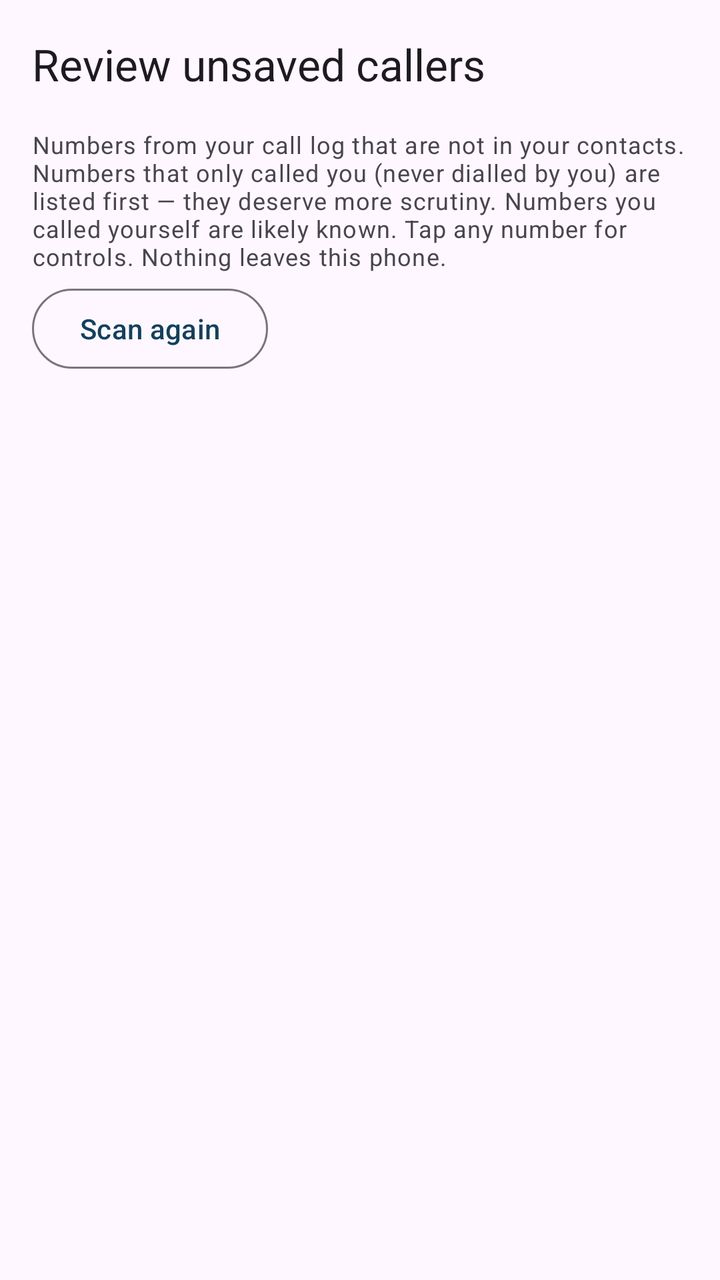
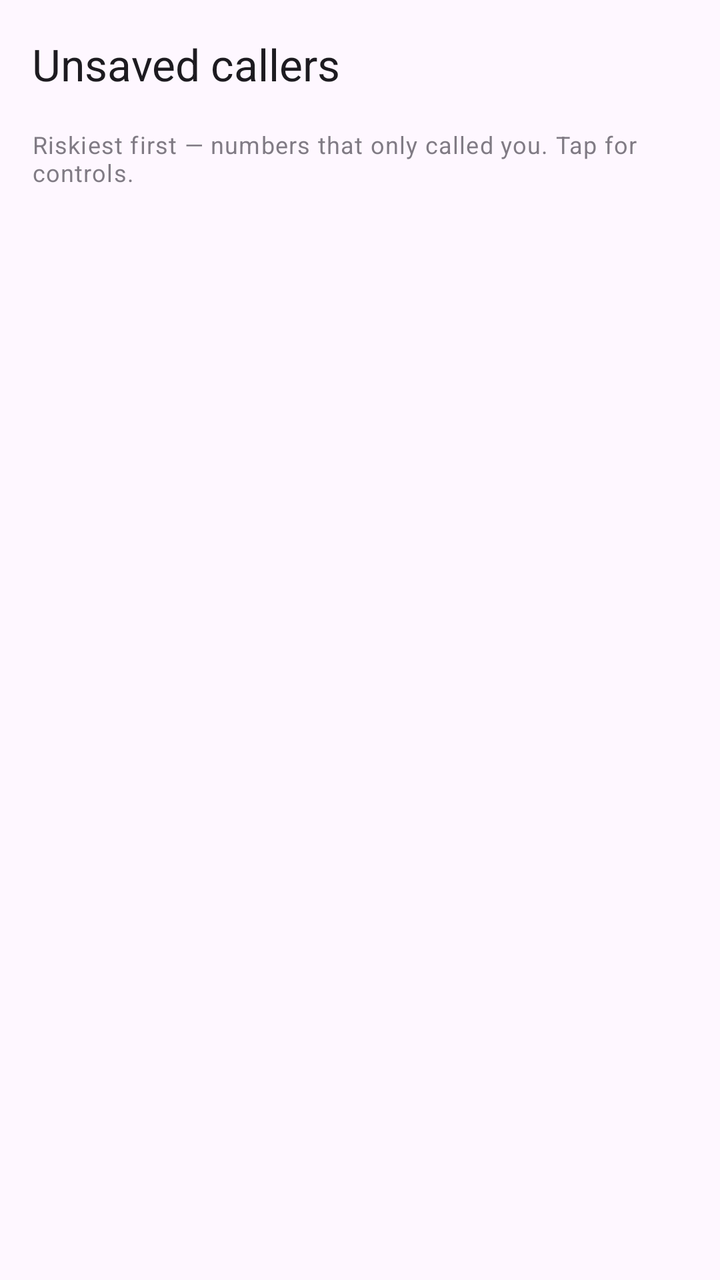

Two renders of the same Android screen: before a commit and after it. Below are the layout's source before the change and the commit's diff.
<!-- AndroidManifest.xml: application theme Theme.CallSentry -->
<!-- res/layout/activity_call_log.xml -->
<?xml version="1.0" encoding="utf-8"?>
<LinearLayout xmlns:android="http://schemas.android.com/apk/res/android"
    xmlns:app="http://schemas.android.com/apk/res-auto"
    android:layout_width="match_parent"
    android:layout_height="match_parent"
    android:orientation="vertical"
    android:fitsSystemWindows="true">

    <com.google.android.material.appbar.MaterialToolbar
        android:id="@+id/toolbar"
        android:layout_width="match_parent"
        android:layout_height="?attr/actionBarSize"
        app:title="Review unsaved callers" />

    <TextView
        android:layout_width="match_parent"
        android:layout_height="wrap_content"
        android:layout_marginStart="16dp"
        android:layout_marginEnd="16dp"
        android:layout_marginBottom="4dp"
        android:textAppearance="?attr/textAppearanceBodySmall"
        android:text="Numbers from your call log that are not in your contacts. Numbers that only called you (never dialled by you) are listed first — they deserve more scrutiny. Numbers you called yourself are likely known. Tap any number for controls. Nothing leaves this phone." />

    <com.google.android.material.button.MaterialButton
        android:id="@+id/btnRescan"
        style="@style/Widget.Material3.Button.OutlinedButton"
        android:layout_width="wrap_content"
        android:layout_height="wrap_content"
        android:layout_marginStart="16dp"
        android:layout_marginBottom="4dp"
        android:text="Scan again" />

    <androidx.recyclerview.widget.RecyclerView
        android:id="@+id/rvLog"
        android:layout_width="match_parent"
        android:layout_height="0dp"
        android:layout_weight="1" />

    <TextView
        android:id="@+id/tvEmptyLog"
        android:layout_width="match_parent"
        android:layout_height="wrap_content"
        android:layout_margin="16dp"
        android:visibility="gone"
        android:textAppearance="?attr/textAppearanceBodyMedium"
        android:text="" />
</LinearLayout>
<!-- resources referenced by this layout -->
<resources>
  <style name="Theme.CallSentry" parent="Theme.Material3.DayNight.NoActionBar">
          <item name="colorPrimary">@color/sentryPrimary</item>
          <item name="colorOnPrimary">@color/white</item>
          <item name="colorPrimaryContainer">@color/sentryPrimaryContainer</item>
          <item name="android:statusBarColor">@color/sentryNavy</item>
      </style>
  <color name="sentryPrimary">#12405F</color>
  <color name="white">#FFFFFF</color>
  <color name="sentryPrimaryContainer">#1E5A85</color>
  <color name="sentryNavy">#14213D</color>
</resources>

<!-- the commit's change to res/layout/activity_call_log.xml (unified diff, before → after) -->
@@ -10,25 +10,17 @@
         android:id="@+id/toolbar"
         android:layout_width="match_parent"
         android:layout_height="?attr/actionBarSize"
-        app:title="Review unsaved callers" />
+        app:title="Unsaved callers" />
 
     <TextView
         android:layout_width="match_parent"
         android:layout_height="wrap_content"
         android:layout_marginStart="16dp"
         android:layout_marginEnd="16dp"
-        android:layout_marginBottom="4dp"
+        android:layout_marginBottom="8dp"
+        android:alpha="0.7"
         android:textAppearance="?attr/textAppearanceBodySmall"
-        android:text="Numbers from your call log that are not in your contacts. Numbers that only called you (never dialled by you) are listed first — they deserve more scrutiny. Numbers you called yourself are likely known. Tap any number for controls. Nothing leaves this phone." />
-
-    <com.google.android.material.button.MaterialButton
-        android:id="@+id/btnRescan"
-        style="@style/Widget.Material3.Button.OutlinedButton"
-        android:layout_width="wrap_content"
-        android:layout_height="wrap_content"
-        android:layout_marginStart="16dp"
-        android:layout_marginBottom="4dp"
-        android:text="Scan again" />
+        android:text="Riskiest first — numbers that only called you. Tap for controls." />
 
     <androidx.recyclerview.widget.RecyclerView
         android:id="@+id/rvLog"
@@ -41,7 +33,9 @@
         android:layout_width="match_parent"
         android:layout_height="wrap_content"
         android:layout_margin="16dp"
-        android:visibility="gone"
+        android:gravity="center"
+        android:alpha="0.7"
         android:textAppearance="?attr/textAppearanceBodyMedium"
-        android:text="" />
+        android:text=""
+        android:visibility="gone" />
 </LinearLayout>
